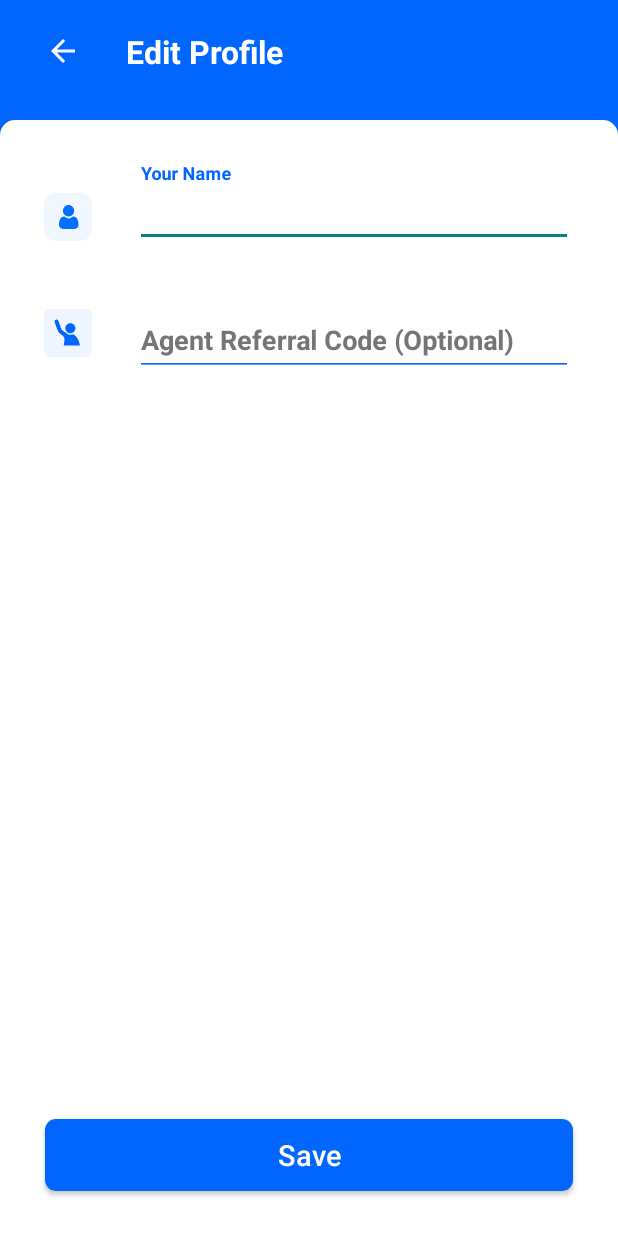
After one commit to Tejeet/Carbon_PagarBook, an Android app: the EditUserNameActivity screen opened directly, with no data from a screen before it, on a phone screen of 412 x 824 dp. The commit adds this screen. Run offline under Robolectric (Android 15) with nearby library versions, the phone set to English and light mode, and no system bars.

Commit message:
Edit profile and edit business Name

```diff
--- /dev/null
+++ b/PagarBook/app/src/main/java/com/example/pagarbook/Views/Activity/EditUserNameActivity.kt
@@ -0,0 +1,26 @@
+package com.example.pagarbook.Views.Activity
+
+import android.content.Intent
+import androidx.appcompat.app.AppCompatActivity
+import android.os.Bundle
+import com.example.pagarbook.DataNConstants.ConstantsNData
+import com.example.pagarbook.R
+import com.example.pagarbook.Views.fragments.ProfileFragment
+import kotlinx.android.synthetic.main.activity_details.*
+import kotlinx.android.synthetic.main.activity_edit_user_name.*
+
+class EditUserNameActivity : AppCompatActivity() {
+    var cn = ConstantsNData()
+    override fun onCreate(savedInstanceState: Bundle?) {
+        super.onCreate(savedInstanceState)
+        setContentView(R.layout.activity_edit_user_name)
+
+        var name=intent.getStringExtra("name")
+        EtYourNameEdit.setText(name)
+        btn_YourNameSave.setOnClickListener {
+            var nameChange=EtYourNameEdit.text.toString()
+            cn.setUserName(this,nameChange)
+            startActivity(Intent(this,DashboardActivity::class.java))
+        }
+    }
+}
--- /dev/null
+++ b/PagarBook/app/src/main/res/drawable/blue_button_corner.xml
@@ -0,0 +1,5 @@
+<?xml version="1.0" encoding="utf-8"?>
+<shape xmlns:android="http://schemas.android.com/apk/res/android">
+    <solid android:color="@color/dart_blue"/>
+    <corners android:radius="7dp"/>
+</shape>
--- a/PagarBook/app/src/main/res/drawable/continuebuttonlanguage.xml
+++ b/PagarBook/app/src/main/res/drawable/continuebuttonlanguage.xml
@@ -1,5 +1,5 @@
 <?xml version="1.0" encoding="utf-8"?>
 <shape xmlns:android="http://schemas.android.com/apk/res/android">
     <solid android:color="@color/nationsBlue"/>
-    <corners android:radius="7dp"/>
+    <corners android:radius="5dp"/>
 </shape>
--- a/PagarBook/app/src/main/res/drawable/deatilstextview.xml
+++ b/PagarBook/app/src/main/res/drawable/deatilstextview.xml
@@ -2,6 +2,6 @@
 <shape xmlns:android="http://schemas.android.com/apk/res/android"
     android:shape="rectangle">
     <solid android:color="#e0e0e0"/>
-    <corners android:radius="10dp"/>
+    <corners android:radius="7dp"/>
 
 </shape>
--- /dev/null
+++ b/PagarBook/app/src/main/res/drawable/editname_corner_round.xml
@@ -0,0 +1,6 @@
+<?xml version="1.0" encoding="utf-8"?>
+<shape xmlns:android="http://schemas.android.com/apk/res/android">
+<solid android:color="@color/white"/>
+    <corners android:topLeftRadius="10dp"
+        android:topRightRadius="10dp"/>
+</shape>
--- a/PagarBook/app/src/main/res/layout/activity_add_staff.xml
+++ b/PagarBook/app/src/main/res/layout/activity_add_staff.xml
@@ -154,7 +154,7 @@
         android:layout_marginTop="24dp"
         android:layout_marginRight="16dp"
         android:layout_marginBottom="24dp"
-        android:background="@color/light_blue"
+        android:background="@drawable/blue_button_corner"
         android:textColor="@color/white"
         android:text="Continue" />
 
--- /dev/null
+++ b/PagarBook/app/src/main/res/layout/activity_edit_user_name.xml
@@ -0,0 +1,111 @@
+<?xml version="1.0" encoding="utf-8"?>
+<androidx.constraintlayout.widget.ConstraintLayout xmlns:android="http://schemas.android.com/apk/res/android"
+    xmlns:app="http://schemas.android.com/apk/res-auto"
+    xmlns:tools="http://schemas.android.com/tools"
+    android:layout_width="match_parent"
+    android:layout_height="match_parent"
+    tools:context=".Views.Activity.EditUserNameActivity">
+    <TextView
+        android:id="@+id/textView17"
+        android:layout_width="match_parent"
+        android:layout_height="wrap_content"
+        android:background="@color/dart_blue"
+        android:drawableStart="@drawable/ic_baseline_arrow_back_24_white"
+        android:drawablePadding="30dp"
+        android:paddingLeft="30dp"
+        android:paddingTop="20dp"
+        android:paddingBottom="50dp"
+        android:text="Edit Profile"
+        android:textColor="@color/white"
+        android:textSize="21sp"
+        android:textStyle="bold"
+        app:layout_constraintEnd_toEndOf="parent"
+        app:layout_constraintStart_toStartOf="parent"
+        app:layout_constraintTop_toTopOf="parent" />
+
+    <View
+        android:layout_width="match_parent"
+        android:layout_height="match_parent"
+        android:background="@drawable/editname_corner_round"
+        android:layout_marginTop="80dp"/>
+
+    <com.google.android.material.textfield.TextInputLayout
+        android:id="@+id/textInputLayout2"
+        android:layout_width="match_parent"
+        android:layout_height="wrap_content"
+        android:layout_marginStart="90dp"
+        android:layout_marginTop="10dp"
+        android:textColorHint="@color/Gray"
+        app:hintTextAppearance="@style/TextAppearance.App.TextInputLayout"
+        android:layout_marginEnd="30dp"
+        app:layout_constraintEnd_toEndOf="parent"
+        app:layout_constraintStart_toStartOf="parent"
+        app:layout_constraintTop_toBottomOf="@+id/textView17">
+
+        <com.google.android.material.textfield.TextInputEditText
+            android:layout_width="match_parent"
+            android:id="@+id/EtYourNameEdit"
+            android:layout_height="wrap_content"
+            android:backgroundTint="@color/dart_blue"
+            android:hint="Your Name"
+            android:textColor="@color/black"
+            android:textStyle="bold" />
+    </com.google.android.material.textfield.TextInputLayout>
+
+    <ImageView
+        android:layout_width="wrap_content"
+        android:layout_height="wrap_content"
+        android:layout_marginTop="45dp"
+        android:src="@drawable/ic_default_present"
+        app:layout_constraintEnd_toStartOf="@+id/textInputLayout5"
+        app:layout_constraintStart_toStartOf="parent"
+        app:layout_constraintTop_toBottomOf="@+id/imageView3" />
+
+    <ImageView
+        android:id="@+id/imageView3"
+        android:layout_width="wrap_content"
+        android:layout_height="wrap_content"
+        android:layout_marginTop="30dp"
+        android:src="@drawable/ic_profile_your_name"
+        app:layout_constraintEnd_toStartOf="@+id/textInputLayout2"
+        app:layout_constraintStart_toStartOf="parent"
+        app:layout_constraintTop_toBottomOf="@+id/textView17" />
+
+
+    <com.google.android.material.textfield.TextInputLayout
+        android:id="@+id/textInputLayout5"
+        android:layout_width="match_parent"
+        android:layout_height="wrap_content"
+        android:layout_marginStart="90dp"
+        android:layout_marginTop="30dp"
+        android:layout_marginEnd="30dp"
+        android:textColorHint="@color/Gray"
+        app:hintTextAppearance="@style/TextAppearance.App.TextInputLayout"
+        app:layout_constraintEnd_toEndOf="parent"
+        app:layout_constraintStart_toStartOf="parent"
+        app:layout_constraintTop_toBottomOf="@+id/textInputLayout2">
+
+        <com.google.android.material.textfield.TextInputEditText
+            android:layout_width="match_parent"
+            android:layout_height="wrap_content"
+            android:backgroundTint="@color/dart_blue"
+            android:hint="Agent Referral Code (Optional)"
+            android:textColor="@color/black"
+            android:textStyle="bold" />
+    </com.google.android.material.textfield.TextInputLayout>
+
+    <Button
+        android:id="@+id/btn_YourNameSave"
+        android:layout_width="match_parent"
+        android:layout_height="wrap_content"
+        android:layout_gravity="bottom"
+        android:background="@drawable/blue_button_corner"
+        android:text="Save"
+        android:textAllCaps="false"
+        android:textSize="19sp"
+        android:layout_margin="30sp"
+        android:textColor="@color/white"
+        app:layout_constraintBottom_toBottomOf="parent"
+        app:layout_constraintEnd_toEndOf="parent"
+        app:layout_constraintStart_toStartOf="parent" />
+</androidx.constraintlayout.widget.ConstraintLayout>
--- a/PagarBook/app/src/main/res/layout/fragment_profile.xml
+++ b/PagarBook/app/src/main/res/layout/fragment_profile.xml
@@ -84,6 +84,8 @@
          </LinearLayout>
 
          <TextView
+             android:id="@+id/tvEditYourName"
+             android:clickable="true"
              android:layout_width="wrap_content"
              android:layout_height="wrap_content"
              android:backgroundTint="#edf3fc"
@@ -292,6 +294,8 @@
                 </LinearLayout>
 
                 <TextView
+                    android:clickable="true"
+                    android:id="@+id/tvEditBussinessName"
                     android:layout_width="wrap_content"
                     android:layout_height="wrap_content"
                     android:backgroundTint="#edf3fc"
--- a/PagarBook/app/src/main/res/values/styles.xml
+++ b/PagarBook/app/src/main/res/values/styles.xml
@@ -41,4 +41,9 @@
     <item name="hintTextAppearance">@style/text_appearence</item>
     <item name="hintTextColor">@color/light_blue</item>
     </style>
+
+    <style name="TextAppearance.App.TextInputLayout" parent="@android:style/TextAppearance">
+        <item name="android:textColor">@color/dart_blue</item>
+        <item name="android:textSize">12sp</item>
+    </style>
 </resources>
```
Also changed, not shown: PagarBook/app/src/main/AndroidManifest.xml (+15 -13 lines), PagarBook/app/src/main/java/com/example/pagarbook/Views/Activity/EditBusinessNameActivity.kt (added, +26 -0 lines), PagarBook/app/src/main/java/com/example/pagarbook/Views/fragments/ProfileFragment.kt (+17 -0 lines), PagarBook/app/src/main/res/drawable/ic_group_6.xml (added, +19 -0 lines), PagarBook/app/src/main/res/layout/activity_edit_buiness_name.xml (added, +98 -0 lines), 407 other files.
